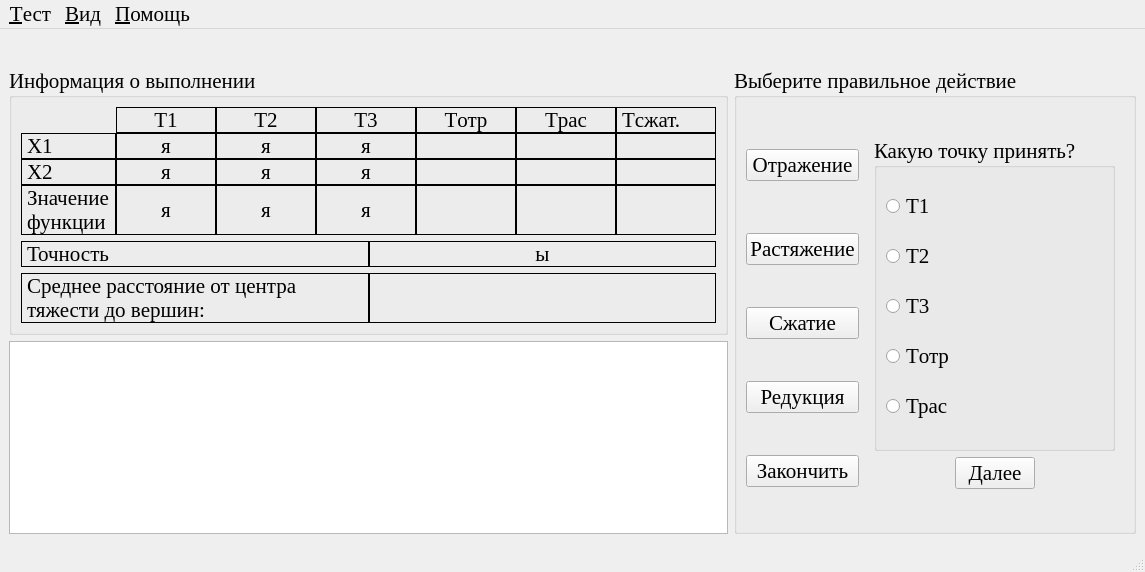
Qt form optimizationmethods/ui/NeMi.ui (Eliminationzx/optimizationmethods) before a commit.
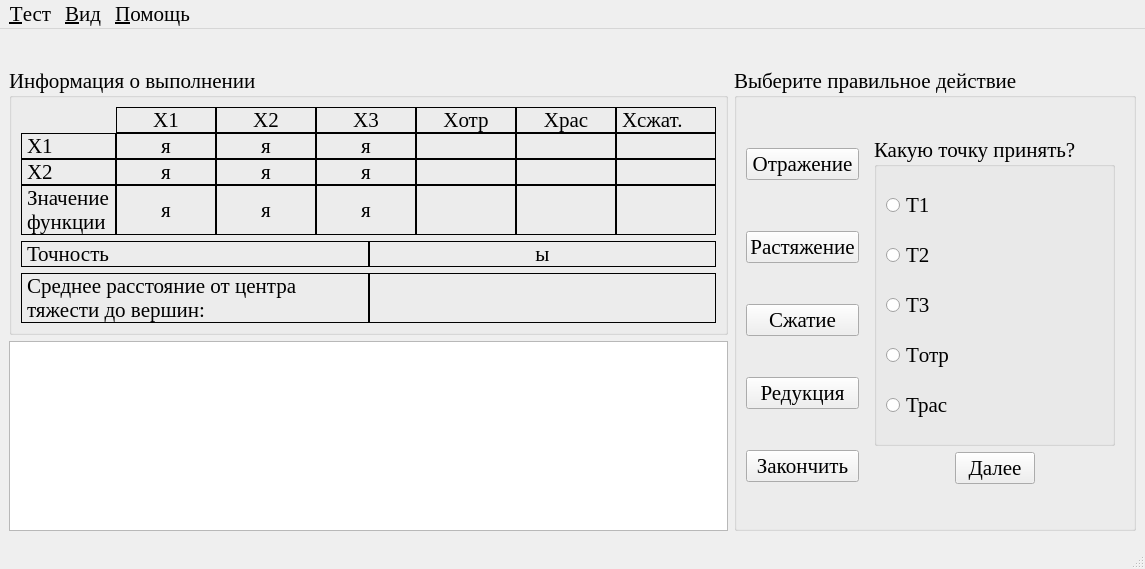
The same form after that commit.

Commit message: Исправил в Нелдоре подписи точек с Т на X.

```diff
--- a/optimizationmethods/ui/NeMi.ui
+++ b/optimizationmethods/ui/NeMi.ui
@@ -10,7 +10,7 @@
     <x>0</x>
     <y>0</y>
     <width>1131</width>
-    <height>572</height>
+    <height>569</height>
    </rect>
   </property>
   <property name="font">
@@ -61,7 +61,7 @@
                 <enum>QFrame::Box</enum>
                </property>
                <property name="text">
-                <string>T1</string>
+                <string>X1</string>
                </property>
                <property name="alignment">
                 <set>Qt::AlignCenter</set>
@@ -83,7 +83,7 @@
                 <enum>QFrame::Box</enum>
                </property>
                <property name="text">
-                <string>T2</string>
+                <string>X2</string>
                </property>
                <property name="alignment">
                 <set>Qt::AlignCenter</set>
@@ -105,7 +105,7 @@
                 <enum>QFrame::Box</enum>
                </property>
                <property name="text">
-                <string>T3</string>
+                <string>X3</string>
                </property>
                <property name="alignment">
                 <set>Qt::AlignCenter</set>
@@ -127,7 +127,7 @@
                 <enum>QFrame::Box</enum>
                </property>
                <property name="text">
-                <string>Tотр</string>
+                <string>Xотр</string>
                </property>
                <property name="alignment">
                 <set>Qt::AlignCenter</set>
@@ -149,7 +149,7 @@
                 <enum>QFrame::Box</enum>
                </property>
                <property name="text">
-                <string>Tрас</string>
+                <string>Xрас</string>
                </property>
                <property name="alignment">
                 <set>Qt::AlignCenter</set>
@@ -441,7 +441,7 @@
                 <enum>QFrame::Box</enum>
                </property>
                <property name="text">
-                <string>Tсжат.</string>
+                <string>Xсжат.</string>
                </property>
               </widget>
              </item>
```
